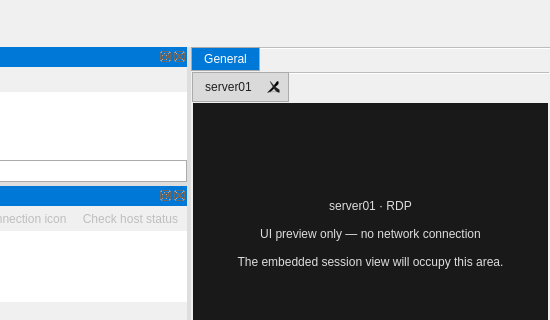
This is app/ui/test.ui in Crayjones/CMRemote as Qt 5 draws it before an edit; both pictures show x 579 to 1129 and y 0 to 320 of the 1129 by 571 pixel window. The edited form follows.
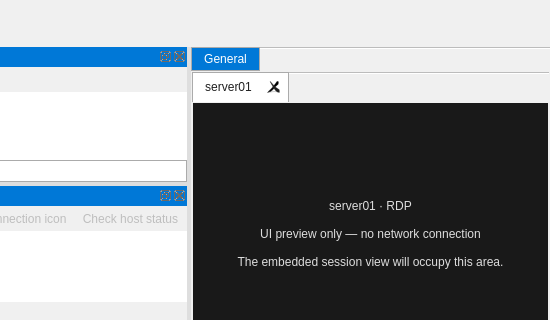
This is the edited form. Icons and pictures are not drawn. Custom widgets are drawn as their Qt base class.

Commit message: Quick Connect, panels, updates, VNC and session usability fixes

Patch:
```diff
--- a/app/ui/test.ui
+++ b/app/ui/test.ui
@@ -24,7 +24,8 @@
 QTabWidget::pane { border: 1px solid #ababab; }
 QTabBar::tab { background: #eeeeee; color: #202020; border: 1px solid #ababab; padding: 4px 12px; }
 QTabBar::tab:selected { background: #0078d7; color: white; }
-QTabWidget#sessionTabs QTabBar::tab:selected { background: #dadada; color: #202020; }
+QTabWidget#sessionTabs QTabBar::tab, QTabWidget#panelSessionTabs QTabBar::tab { background: #dadada; color: #505050; }
+QTabWidget#sessionTabs QTabBar::tab:selected, QTabWidget#panelSessionTabs QTabBar::tab:selected { background: #ffffff; color: #202020; border-bottom-color: #ffffff; }
 QWidget#sessionSurface { background: #191919; }
 QLabel#sessionMessage { color: #dddddd; background: transparent; }
 QWidget#configHelp, QWidget#notificationDetails { background: #f0f0f0; }
```
Left out of the diff: 3 changed lines with no effect on the pictures. The commit also changes 42 other files.
